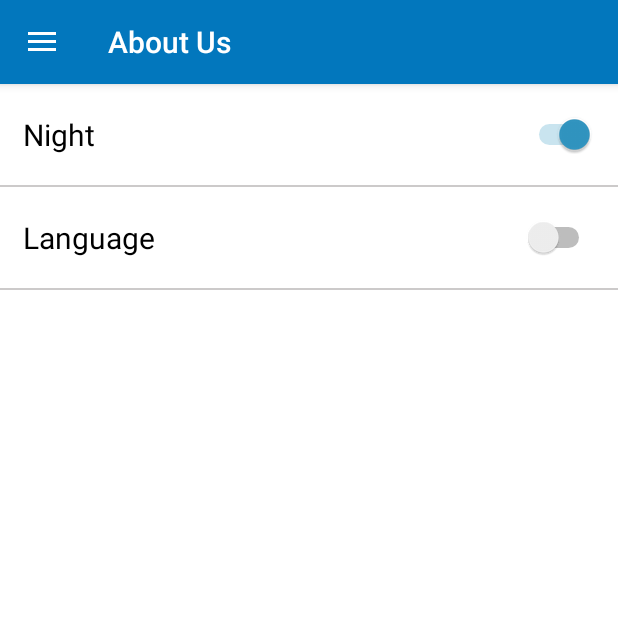
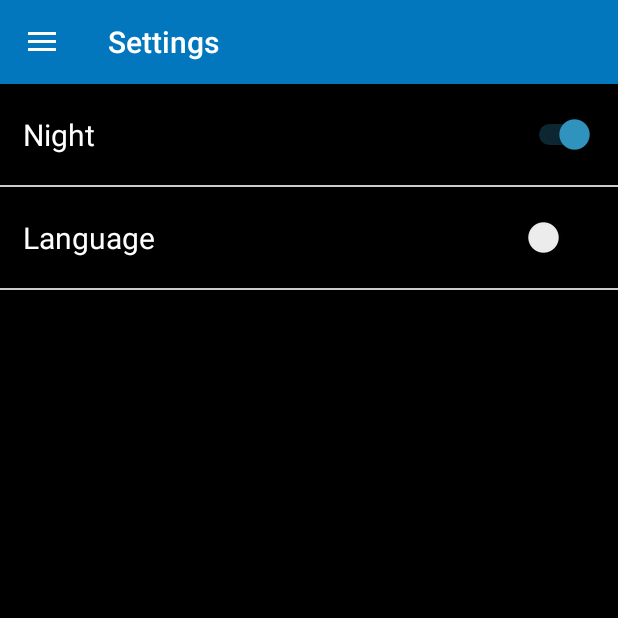
Before and after one commit to ghulamjilani097/MotivationalQuotes, an Android app: the MainActivity screen opened directly, with no data from a screen before it, in the side drawer, after a tap on "Settings", on a phone screen of 412 x 824 dp, the top half of it. Run offline under Robolectric (Android 15) with nearby library versions, the phone set to English and light mode, and no system bars.

```diff
--- a/app/src/main/java/com/memor/thinkers/jilani/motivationalquotes/Helper.java
+++ /dev/null
@@ -1,5 +0,0 @@
-package com.memor.thinkers.jilani.motivationalquotes;
-
-public interface Helper {
-    boolean onBackPressed();
-}
--- a/app/src/main/java/com/memor/thinkers/jilani/motivationalquotes/Settings.java
+++ b/app/src/main/java/com/memor/thinkers/jilani/motivationalquotes/Settings.java
@@ -2,6 +2,7 @@ package com.memor.thinkers.jilani.motivationalquotes;
 
 import android.content.Context;
 import android.content.Intent;
+import android.graphics.Color;
 import android.net.Uri;
 import android.os.Bundle;
 import android.support.v4.app.Fragment;
@@ -9,6 +10,7 @@ import android.view.LayoutInflater;
 import android.view.View;
 import android.view.ViewGroup;
 import android.widget.CompoundButton;
+import android.widget.LinearLayout;
 import android.widget.Switch;
 import android.widget.Toast;
 
@@ -18,6 +20,7 @@ public class Settings extends Fragment
     static boolean mode,language;
     static int i;
     static boolean bc;
+    LinearLayout frag;
 
     View v;
     static int j;
@@ -25,35 +28,45 @@ public class Settings extends Fragment
     public View onCreateView(LayoutInflater inflater, ViewGroup container,Bundle savedInstanceState)
     {
         v= inflater.inflate(R.layout.fragment_settings, container, false);
+        MainActivity activity=(MainActivity) getActivity();
+
         theme=(Switch)v.findViewById(R.id.theme);
         language2=(Switch)v.findViewById(R.id.language);
+        frag=(LinearLayout)v.findViewById(R.id.frag_settings);
+
+        activity.getSupportActionBar().setTitle("Settings");
 
         Bundle d=getArguments();
         mode=d.getBoolean("mode");
         i=d.getInt("i");
         language=d.getBoolean("language");
-        Toast.makeText(getContext(), "sunita"+i, Toast.LENGTH_SHORT).show();
-        Toast.makeText(getContext(), "theme"+mode, Toast.LENGTH_SHORT).show();
-        Toast.makeText(getContext(), "lang"+language, Toast.LENGTH_SHORT).show();
+//        Toast.makeText(getContext(), "sunita"+i, Toast.LENGTH_SHORT).show();
+//        Toast.makeText(getContext(), "theme"+mode, Toast.LENGTH_SHORT).show();
+//        Toast.makeText(getContext(), "lang"+language, Toast.LENGTH_SHORT).show();
 
         if(i==1)
         {
             theme.setChecked(true);
             theme.setText("Night");
+            frag.setBackgroundColor(Color.parseColor("#000000"));
+            theme.setTextColor(Color.parseColor("#ffffff"));
+            language2.setTextColor(Color.parseColor("#ffffff"));
         }
         else
         {
             theme.setChecked(false);
-            theme.setText("Day");
+//            theme.setText("Day");
         }
 
         if(language)
         {
             language2.setChecked(true);
+            language2.setText("Hindi");
         }
         else
         {
             language2.setChecked(false);
+//            language2.setText("English");
         }
 
 
@@ -75,6 +88,7 @@ public class Settings extends Fragment
                 a.putExtra("language",language);
                 a.addFlags(Intent.FLAG_ACTIVITY_CLEAR_TOP);
                 startActivity(a);
+                getActivity().finish();
                 getActivity().overridePendingTransition(0, 0);
 
         }
@@ -92,6 +106,7 @@ public class Settings extends Fragment
                     a.putExtra("language",language);
                     a.addFlags(Intent.FLAG_ACTIVITY_CLEAR_TOP);
                     startActivity(a);
+                    getActivity().finish();
                     getActivity().overridePendingTransition(0, 0);
                 }
 
@@ -121,6 +136,7 @@ public class Settings extends Fragment
                         d.putExtra("language",language);
                         d.addFlags(Intent.FLAG_ACTIVITY_CLEAR_TOP);
                         startActivity(d);
+                        getActivity().finish();
                         getActivity().overridePendingTransition(0,0);
 
 
@@ -152,6 +168,7 @@ public class Settings extends Fragment
                         d.putExtra("language",language);
                         d.addFlags(Intent.FLAG_ACTIVITY_CLEAR_TOP);
                         startActivity(d);
+                        getActivity().finish();
                         getActivity().overridePendingTransition(0,0);
                         Toast.makeText(getContext(), "English", Toast.LENGTH_SHORT).show();
                     }
--- a/app/src/main/java/com/memor/thinkers/jilani/motivationalquotes/Splash.java
+++ b/app/src/main/java/com/memor/thinkers/jilani/motivationalquotes/Splash.java
@@ -69,7 +69,7 @@ public class Splash extends AppCompatActivity implements AdapterView.OnItemSelec
 
         String data = adapterView.getItemAtPosition(i).toString();
         lang.setSelected(false);
-        Toast.makeText(this, ""+data, Toast.LENGTH_SHORT).show();
+//        Toast.makeText(this, ""+data, Toast.LENGTH_SHORT).show();
         if(data.equals("English"))
         {
             i=0;
--- a/app/src/main/java/com/memor/thinkers/jilani/motivationalquotes/ViewPagerAdapter.java
+++ b/app/src/main/java/com/memor/thinkers/jilani/motivationalquotes/ViewPagerAdapter.java
@@ -100,6 +100,14 @@ public class ViewPagerAdapter extends PagerAdapter  {
         Typeface typeFace1 = Typeface.createFromAsset(activity.getAssets(), "Barlow-SemiBold.ttf");
         author.setTypeface(typeFace1);
 
+//        if(language)
+//        {
+//            Typeface typeFace3 = Typeface.createFromAsset(activity.getAssets(), "Kruti_Dev_010.ttf");
+//            quotes.setTypeface(typeFace3);
+//            Typeface typeFace4 = Typeface.createFromAsset(activity.getAssets(), "Barlow-SemiBold.ttf");
+//            author.setTypeface(typeFace4);
+//        }
+
         quotes.setText(quotesStructure.getQuotes());
         author.setText(quotesStructure.getAuthor());
 
@@ -109,6 +117,7 @@ public class ViewPagerAdapter extends PagerAdapter  {
             author.setTextColor(Color.parseColor("#0092cc"));
             container2.setBackgroundColor(Color.parseColor("#000000"));
         }*/
+
 
         if(mode==true){
 //            activity.setTheme(R.style.BlackTheme);
@@ -149,7 +158,7 @@ public class ViewPagerAdapter extends PagerAdapter  {
             public void onClick(View view) {
 //                Toast.makeText(activity, ""+listItems.size(), Toast.LENGTH_SHORT).show();
                     i++;
-                Toast.makeText(activity, ""+i, Toast.LENGTH_SHORT).show();
+//                Toast.makeText(activity, ""+i, Toast.LENGTH_SHORT).show();
 //                Handler handler = new Handler();
                 Runnable r = new Runnable() {
                     @Override
@@ -163,13 +172,14 @@ public class ViewPagerAdapter extends PagerAdapter  {
 //                    activity.setTheme(R.style.BlackTheme);
                     isNightModeEnabled = true;
                     mode=true;
-                    Toast.makeText(activity, ""+mode, Toast.LENGTH_SHORT).show();
+//                    Toast.makeText(activity, ""+mode, Toast.LENGTH_SHORT).show();
                     Intent a=new Intent(activity, MainActivity.class);
                     a.putExtra("mode",mode);
                     a.putExtra("i",i);
                     a.putExtra("language",language);
                     a.addFlags(Intent.FLAG_ACTIVITY_CLEAR_TOP);
                     activity.startActivity(a);
+                    activity.finish();
                     activity.overridePendingTransition(0,0);
 //                        quotes.setTextColor(Color.parseColor("#ffffff"));
 //                        author.setTextColor(Color.parseColor("#0092cc"));
@@ -189,6 +199,7 @@ public class ViewPagerAdapter extends PagerAdapter  {
                     b.putExtra("language",language);
                     b.addFlags(Intent.FLAG_ACTIVITY_CLEAR_TOP);
                     activity.startActivity(b);
+                    activity.finish();
                     activity.overridePendingTransition(0,0);
 //                    quotes.setTextColor(Color.parseColor("#000000"));
 //                    author.setTextColor(Color.parseColor("#8A8A8A"));
--- a/app/src/main/res/layout/fragment_settings.xml
+++ b/app/src/main/res/layout/fragment_settings.xml
@@ -6,6 +6,7 @@
     android:orientation="vertical"
     android:background="#ffffff"
     android:clickable="true"
+    android:id="@+id/frag_settings"
     tools:context="com.memor.thinkers.jilani.motivationalquotes.Settings">
 
     <Switch
--- a/app/src/main/res/menu/activity_main_drawer.xml
+++ b/app/src/main/res/menu/activity_main_drawer.xml
@@ -5,15 +5,15 @@
 
     <group android:checkableBehavior="single">
         <item
-            android:id="@+id/nav_camera"
+            android:id="@+id/Home"
             android:icon="@drawable/ic_home_black_24dp"
             android:title="Home" />
         <item
-            android:id="@+id/nav_gallery"
+            android:id="@+id/About"
             android:icon="@drawable/about"
             android:title="About" />
         <item
-            android:id="@+id/nav_slideshow"
+            android:id="@+id/Rateus"
             android:title="Rate us"
             android:icon="@drawable/rate"/>
         <item
```
Also changed, not shown: app/src/main/java/com/memor/thinkers/jilani/motivationalquotes/About.java (+3 -13 lines), app/src/main/java/com/memor/thinkers/jilani/motivationalquotes/MainActivity.java (+51 -23 lines), app/src/main/assets/Kruti_Dev_010.ttf (added).
